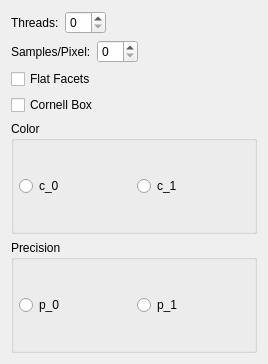
This is src/gui/dialogs/painter_parameters.ui in cppd/math as Qt 5 draws it before an edit. The edited form follows.
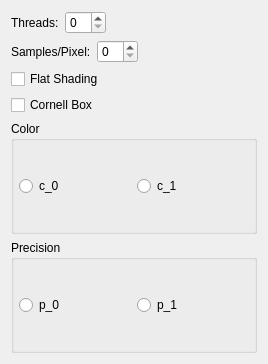
This is the edited form.

```diff
--- a/src/gui/dialogs/painter_parameters.ui
+++ b/src/gui/dialogs/painter_parameters.ui
@@ -71,7 +71,7 @@
    <item>
     <widget class="QCheckBox" name="check_box_flat_facets">
      <property name="text">
-      <string>Flat Facets</string>
+      <string>Flat Shading</string>
      </property>
     </widget>
    </item>
```
Left out of the diff: 2 changed lines with no effect on the pictures.
